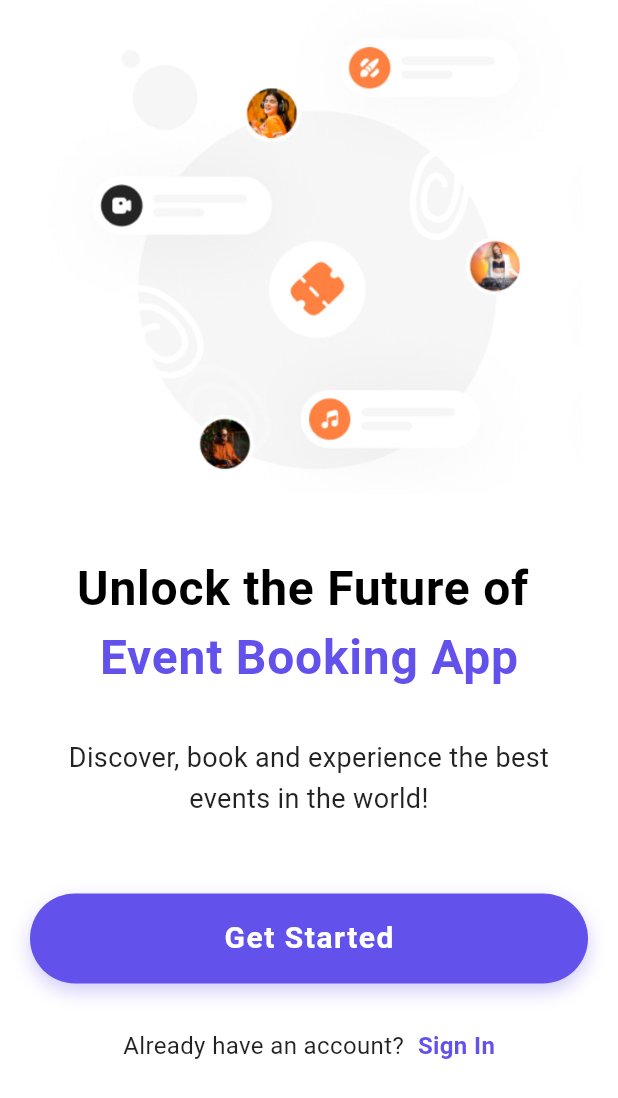
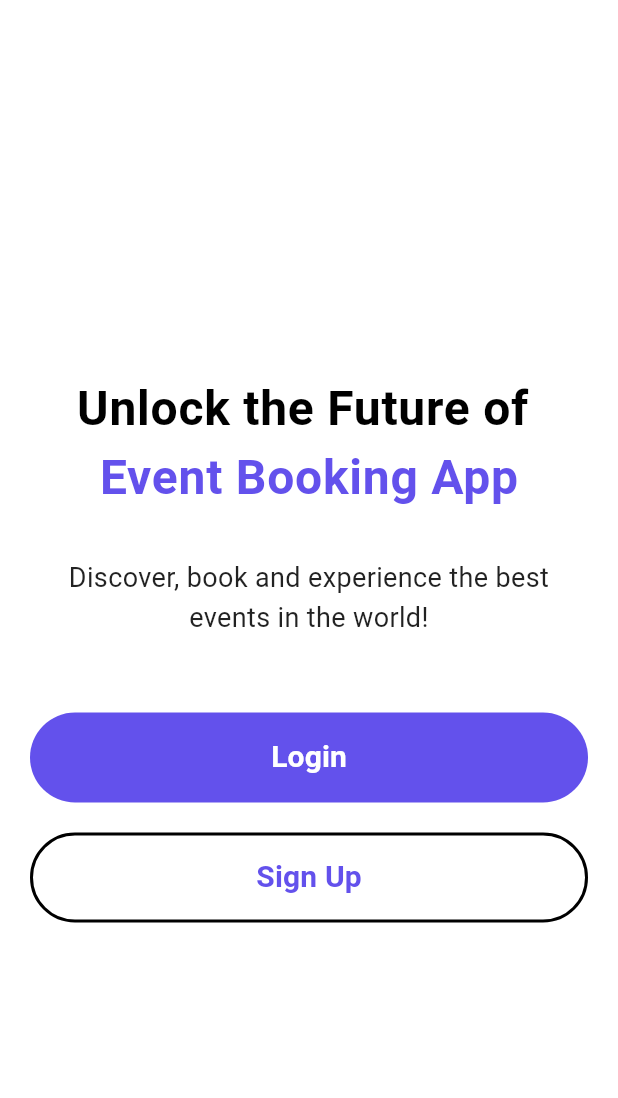
Before and after one commit to IlhamGhaza/event_booking_ui, a Flutter app: the screen it shows after launch, on a phone screen of 412 x 824 dp. Shown: the top 1098 px of the screen. Run offline on Flutter 3.47's test engine with Material 3 defaults, Android fonts, the phone set to English and light mode, and no system bars; our stand-ins replace curved_navigation_bar, flutter_bloc, geocoding, geolocator, hydrated_bloc, image_picker and 4 more.

Commit message:
feat: add theme support with light and dark mode

```diff
--- /dev/null
+++ b/lib/config/app_theme.dart
@@ -0,0 +1,71 @@
+import 'package:flutter/material.dart';
+
+class AppTheme {
+  static final ThemeData lightTheme = ThemeData(
+    primaryColor: Color(0xff6351ec),
+    scaffoldBackgroundColor: Colors.white,
+    appBarTheme: AppBarTheme(
+      color: Colors.white,
+      iconTheme: IconThemeData(color: Colors.black),
+      titleTextStyle: TextStyle(color: Colors.black, fontSize: 20),
+    ),
+    colorScheme: ColorScheme.light(
+      primary: Color(0xff6351ec),
+      secondary: Color(0xffe3e6ff),
+      surface: Colors.white,
+      background: Color(0xfff1f3ff),
+      onPrimary: Colors.white,
+      onSecondary: Colors.black,
+      onSurface: Colors.black,
+      onBackground: Colors.black,
+    ),
+    textTheme: TextTheme(
+      displayLarge: TextStyle(color: Colors.black, fontWeight: FontWeight.bold),
+      bodyLarge: TextStyle(color: Colors.black87),
+      titleMedium: TextStyle(color: Colors.black, fontSize: 16),
+    ),
+    inputDecorationTheme: InputDecorationTheme(
+      border: OutlineInputBorder(
+        borderRadius: BorderRadius.circular(12),
+      ),
+      focusedBorder: OutlineInputBorder(
+        borderRadius: BorderRadius.circular(12),
+        borderSide: BorderSide(color: Color(0xff6351ec)),
+      ),
+    ),
+  );
+
+  static final ThemeData darkTheme = ThemeData(
+    primaryColor: Color(0xff7d6df3),
+    scaffoldBackgroundColor: Color(0xff121212),
+    appBarTheme: AppBarTheme(
+      color: Color(0xff1e1e1e),
+      iconTheme: IconThemeData(color: Colors.white),
+      titleTextStyle: TextStyle(color: Colors.white, fontSize: 20),
+    ),
+    colorScheme: ColorScheme.dark(
+      primary: Color(0xff7d6df3),
+      secondary: Color(0xff2a2d3e),
+      surface: Color(0xff1e1e1e),
+      background: Color(0xff121212),
+      onPrimary: Colors.white,
+      onSecondary: Colors.white,
+      onSurface: Colors.white,
+      onBackground: Colors.white,
+    ),
+    textTheme: TextTheme(
+      displayLarge: TextStyle(color: Colors.white, fontWeight: FontWeight.bold),
+      bodyLarge: TextStyle(color: Colors.white70),
+      titleMedium: TextStyle(color: Colors.white, fontSize: 16),
+    ),
+    inputDecorationTheme: InputDecorationTheme(
+      border: OutlineInputBorder(
+        borderRadius: BorderRadius.circular(12),
+      ),
+      focusedBorder: OutlineInputBorder(
+        borderRadius: BorderRadius.circular(12),
+        borderSide: BorderSide(color: Color(0xff7d6df3)),
+      ),
+    ),
+  );
+}
--- /dev/null
+++ b/lib/config/bloc/theme_cubit.dart
@@ -0,0 +1,18 @@
+import 'package:flutter/material.dart';
+import 'package:hydrated_bloc/hydrated_bloc.dart';
+
+class ThemeCubit extends HydratedCubit<ThemeMode> {
+  ThemeCubit() : super(ThemeMode.system);
+
+  void updateTheme(ThemeMode theme) => emit(theme);
+
+  @override
+  ThemeMode? fromJson(Map<String, dynamic> json) {
+    return ThemeMode.values[json['theme'] as int];
+  }
+
+  @override
+  Map<String, dynamic>? toJson(ThemeMode state) {
+    return {'theme': state.index};
+  }
+}
--- a/lib/main.dart
+++ b/lib/main.dart
@@ -1,23 +1,37 @@
+import 'package:flutter/material.dart';
+import 'package:flutter_bloc/flutter_bloc.dart';
+import 'package:hydrated_bloc/hydrated_bloc.dart';
+import 'package:path_provider/path_provider.dart';
+import 'config/bloc/theme_cubit.dart';
+import 'config/app_theme.dart';
 import 'presentation/auth/pages/onboarding.dart';
-import 'package:flutter/material.dart';
-void main() {
+
+void main() async {
+  WidgetsFlutterBinding.ensureInitialized();
+  HydratedBloc.storage = await HydratedStorage.build(
+    storageDirectory: await getApplicationDocumentsDirectory(),
+  );
   runApp(const MyApp());
 }
 
 class MyApp extends StatelessWidget {
-  const MyApp({super.key});
-
+  const MyApp({Key? key}) : super(key: key);
 
   @override
   Widget build(BuildContext context) {
-    return MaterialApp(
-      title: 'Flutter Demo',
-      debugShowCheckedModeBanner: false,
-      theme: ThemeData(
-        colorScheme: ColorScheme.fromSeed(seedColor: Colors.deepPurple),
-        useMaterial3: true,
+    return BlocProvider(
+      create: (context) => ThemeCubit(),
+      child: BlocBuilder<ThemeCubit, ThemeMode>(
+        builder: (context, themeMode) {
+          return MaterialApp(
+            title: 'Event Booking App',
+            theme: AppTheme.lightTheme,
+            darkTheme: AppTheme.darkTheme,
+            themeMode: themeMode,
+            home: const Onboarding(),
+          );
+        },
       ),
-      home: const Onboarding(),
     );
   }
 }
--- a/lib/presentation/auth/pages/login.dart
+++ b/lib/presentation/auth/pages/login.dart
@@ -189,7 +189,7 @@ class _LoginState extends State<Login> {
                           onTap: () {
 
                             //sementara
-                            Navigator.push(
+                            Navigator.pushReplacement(
                               context,
                               MaterialPageRoute(
                                 builder: (context) => const Bottomnav(),
--- a/lib/presentation/auth/pages/onboarding.dart
+++ b/lib/presentation/auth/pages/onboarding.dart
@@ -1,5 +1,7 @@
 import 'package:flutter/material.dart';
-
+import 'package:flutter_bloc/flutter_bloc.dart';
+import '../../../config/bloc/theme_cubit.dart';
+import '../../../config/app_theme.dart';
 import 'login.dart';
 import 'signup.dart';
 
@@ -8,44 +10,46 @@ class Onboarding extends StatelessWidget {
 
   @override
   Widget build(BuildContext context) {
+    return BlocBuilder<ThemeCubit, ThemeMode>(
+      builder: (context, themeMode) {
+        final isDarkMode = themeMode == ThemeMode.dark;
+        final theme = isDarkMode ? AppTheme.darkTheme : AppTheme.lightTheme;
+
         return Scaffold(
-      backgroundColor: Colors.white,
+          backgroundColor: theme.scaffoldBackgroundColor,
           body: SafeArea(
+            child: Center(
               child: SingleChildScrollView(
                 child: Padding(
                   padding: const EdgeInsets.symmetric(horizontal: 20),
                   child: Column(
+                    crossAxisAlignment: CrossAxisAlignment.center,
                     children: [
-                Image.asset(
-                  'assets/images/onboard.png',
-                  fit: BoxFit.cover,
-                  height: MediaQuery.of(context).size.height * 0.4,
-                ),
                       const SizedBox(height: 40),
-                const Text(
+                      Text(
                         'Unlock the Future of ',
                         style: TextStyle(
-                    color: Colors.black,
+                          color: theme.textTheme.displayLarge?.color,
                           fontSize: 32,
                           fontWeight: FontWeight.bold,
                           letterSpacing: 0.5,
                         ),
                       ),
-                const Text(
+                      Text(
                         'Event Booking App',
                         style: TextStyle(
-                    color: Color(0xff6351ec),
+                          color: const Color(0xff6351ec),
                           fontSize: 32,
                           fontWeight: FontWeight.bold,
                           letterSpacing: 0.5,
                         ),
                       ),
                       const SizedBox(height: 30),
-                const Text(
+                      Text(
                         'Discover, book and experience the best events in the world!',
                         textAlign: TextAlign.center,
                         style: TextStyle(
-                    color: Colors.black87,
+                          color: theme.textTheme.bodyLarge?.color,
                           fontSize: 18,
                           height: 1.5,
                         ),
@@ -57,77 +61,61 @@ class Onboarding extends StatelessWidget {
                         decoration: BoxDecoration(
                           color: const Color(0xff6351ec),
                           borderRadius: BorderRadius.circular(30),
-                    boxShadow: [
-                      BoxShadow(
-                        color: const Color(0xff6351ec).withValues(alpha: 0.3),
-                        blurRadius: 10,
-                        offset: const Offset(0, 5),
                         ),
-                    ],
-                  ),
-                  child: Material(
-                    color: Colors.transparent,
-                    child: InkWell(
-                      onTap: () {
+                        child: TextButton(
+                          onPressed: () {
                             Navigator.push(
                               context,
-                          MaterialPageRoute(
-                            builder: (context) => const Signup(),
-                          ),
+                              MaterialPageRoute(builder: (context) => const Login()),
                             );
                           },
-                      borderRadius: BorderRadius.circular(12),
-                      child: const Center(
-                        child: Text(
-                          'Get Started',
+                          child: const Text(
+                            'Login',
                             style: TextStyle(
                               color: Colors.white,
                               fontSize: 20,
                               fontWeight: FontWeight.bold,
-                            letterSpacing: 1,
                             ),
                           ),
                         ),
                       ),
+                      const SizedBox(height: 20),
+                      Container(
+                        height: 60,
+                        width: double.infinity,
+                        decoration: BoxDecoration(
+                          color: Colors.white,
+                          borderRadius: BorderRadius.circular(30),
+                          border: Border.all(
+                            color: theme.colorScheme.onSurface,
+                            width: 2,
                           ),
                         ),
-                const SizedBox(height: 30),
-                Row(
-                  mainAxisAlignment: MainAxisAlignment.center,
-                  children: [
-                    const Text(
-                      'Already have an account? ',
-                      style: TextStyle(
-                        color: Colors.black87,
-                        fontSize: 16,
-                      ),
-                    ),
-                    const SizedBox(width: 5),
-                    InkWell(
-                      onTap: () {
+                        child: TextButton(
+                          onPressed: () {
                             Navigator.push(
                               context,
-                          MaterialPageRoute(
-                            builder: (context) => const Login(),
-                          ),
+                              MaterialPageRoute(builder: (context) => const Signup()),
                             );
                           },
                           child: const Text(
-                        'Sign In',
+                            'Sign Up',
                             style: TextStyle(
                               color: Color(0xff6351ec),
-                          fontSize: 16,
-                          fontWeight: FontWeight.w600,
+                              fontSize: 20,
+                              fontWeight: FontWeight.bold,
                             ),
                           ),
                         ),
-                  ],
                       ),
                     ],
                   ),
                 ),
               ),
             ),
+          ),
+        );
+      },
     );
   }
 }
--- a/pubspec.yaml
+++ b/pubspec.yaml
@@ -38,9 +38,11 @@ dependencies:
   freezed_annotation: ^2.4.1
   geocoding: ^3.0.0
   geolocator: ^13.0.2
+  hydrated_bloc: ^9.1.5
   image: ^4.3.0
   image_picker: ^1.1.2
   intl: ^0.19.0
+  path_provider: ^2.1.5
   permission_handler: ^11.3.1
   shared_preferences: ^2.2.2
   shimmer: ^3.0.0
```
Also changed, not shown: lib/presentation/profile/pages/profile.dart (+19 -1 lines), lib/presentation/profile/pages/theme.dart (added, +50 -0 lines), pubspec.lock. Lines whose indentation alone changed are shown as unchanged.
